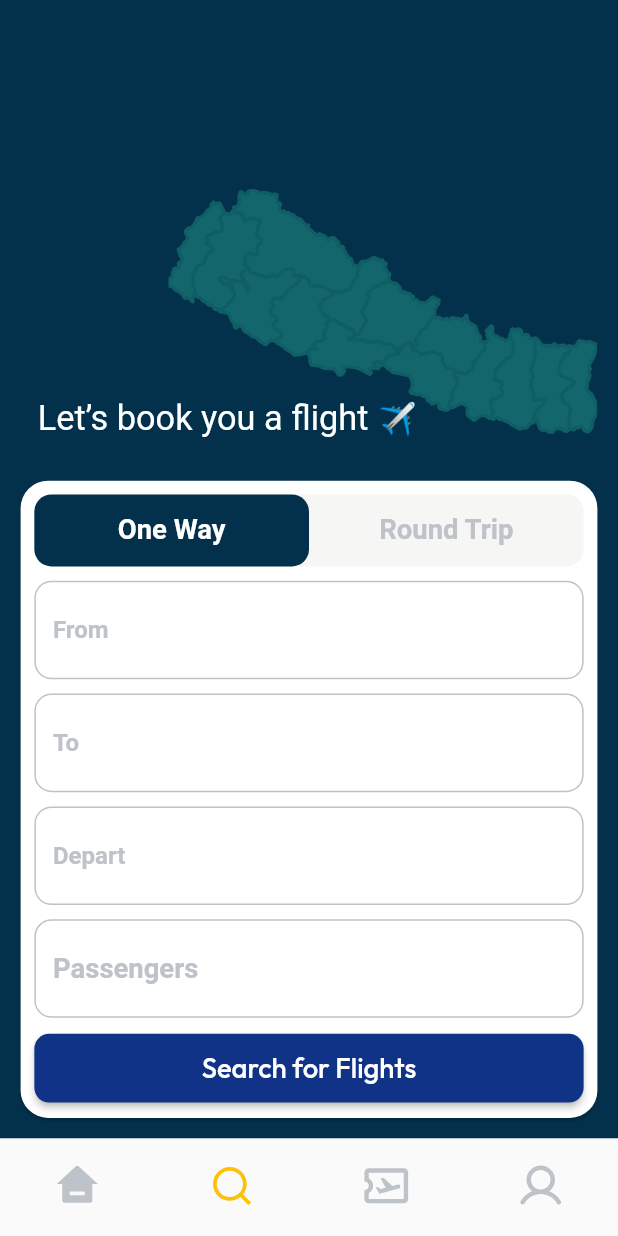
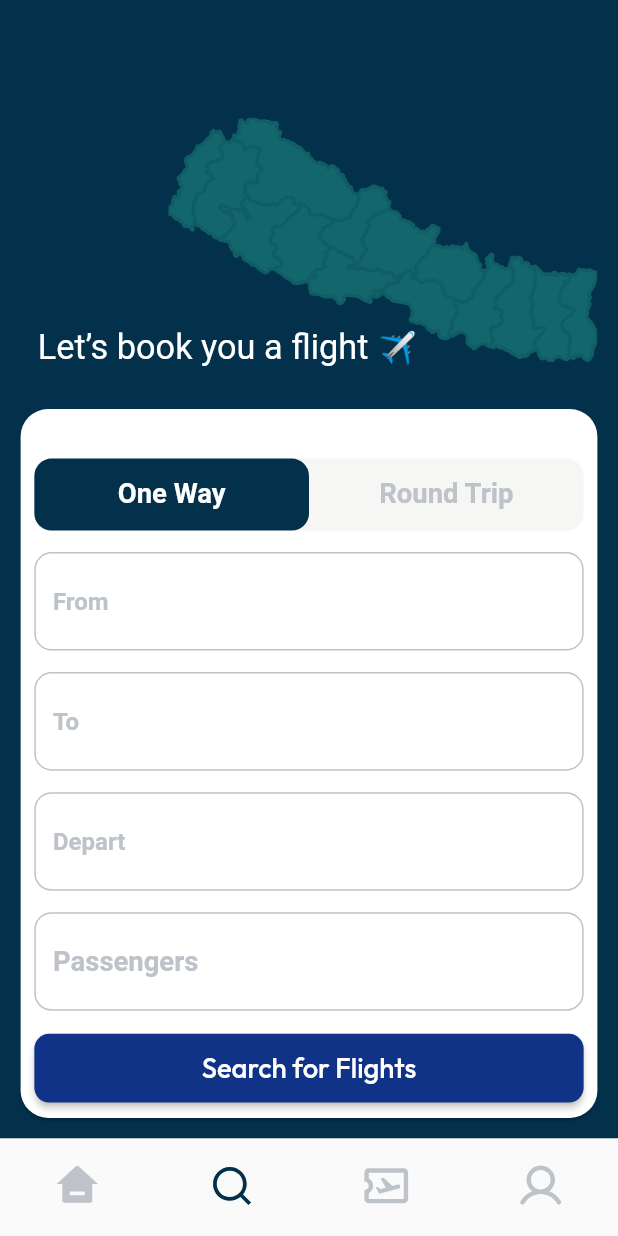
Before and after one commit to Ayushrestha05/flight_booking_flutter, a Flutter app: the BaseScreen screen opened by its route, swiped to page 2, on a phone screen of 412 x 824 dp. Run offline on Flutter 3.47's test engine with Material 2 defaults, Android fonts, the phone set to English and light mode, and no system bars; drawn by our look-alikes of dropdown_button2; our stand-ins replace cached_network_image, flutter_screenutil, flutter_svg, form_validator, get_it, google_fonts and 1 more; accounts and stored records are empty; network calls fail; Roboto replaces fonts that are missing (SFPro).

```diff
--- a/lib/screens/home/base_screen.dart
+++ b/lib/screens/home/base_screen.dart
@@ -1,5 +1,6 @@
 import 'package:flight_booking/core/constants/image_sources.dart';
 import 'package:flight_booking/core/routes/export_routes.dart';
+import 'package:flight_booking/screens/home/profile_screen/profile_screen.dart';
 import 'package:flight_booking/screens/home/search_screen/search_screen.dart';
 import 'package:flutter/material.dart';
 import 'package:flutter_svg/flutter_svg.dart';
@@ -20,7 +21,7 @@ class BaseScreen extends StatelessWidget {
           ExploreScreen(),
           SearchScreen(),
           MyTicketsScreen(),
-          Container(),
+          ProfileScreen(),
         ],
       )),
       bottomNavigationBar: ValueListenableBuilder<int>(
@@ -47,7 +48,7 @@ class BaseScreen extends StatelessWidget {
                         activeIcon: SvgPicture.asset(
                           e,
                           //TODO Change Color to Theme Color Later on
-                          color: Colors.amber,
+                          color: Color(0xFF03314B),
                         ),
                         label: "",
                       ))
--- a/lib/screens/home/search_screen/search_screen.dart
+++ b/lib/screens/home/search_screen/search_screen.dart
@@ -94,6 +94,9 @@ class _SearchScreenState extends State<SearchScreen>
               padding: EdgeInsets.all(8.w),
               child: Column(
                 children: [
+                  SizedBox(
+                    height: 20.h,
+                  ),
                   Container(
                     decoration: BoxDecoration(
                         color: Color(0xFFF6F6F4),
@@ -123,7 +126,7 @@ class _SearchScreenState extends State<SearchScreen>
                     ),
                   ),
                   SizedBox(
-                    height: 8.h,
+                    height: 12.h,
                   ),
                   locationDropdown(
                       airportList: airportList,
@@ -134,7 +137,7 @@ class _SearchScreenState extends State<SearchScreen>
                         setState(() {});
                       }),
                   SizedBox(
-                    height: 8.h,
+                    height: 12.h,
                   ),
                   locationDropdown(
                     airportList: airportList,
@@ -146,7 +149,7 @@ class _SearchScreenState extends State<SearchScreen>
                     },
                   ),
                   SizedBox(
-                    height: 8.h,
+                    height: 12.h,
                   ),
                   Row(
                     crossAxisAlignment: CrossAxisAlignment.center,
@@ -170,7 +173,7 @@ class _SearchScreenState extends State<SearchScreen>
                     ],
                   ),
                   SizedBox(
-                    height: 8.h,
+                    height: 12.h,
                   ),
                   //
                   InkWell(
@@ -210,7 +213,7 @@ class _SearchScreenState extends State<SearchScreen>
                     ),
                   ),
                   SizedBox(
-                    height: 8.h,
+                    height: 12.h,
                   ),
                   DefaultButton("Search for Flights", () {})
                 ],
@@ -349,12 +352,13 @@ class _SearchScreenState extends State<SearchScreen>
             )));
   }
 
-  DropdownButton2 locationDropdown(
+  Widget locationDropdown(
       {required List<DropdownMenuItem<dynamic>> airportList,
       required dynamic value,
       required String hint,
       required Function(dynamic)? onChanged}) {
-    return DropdownButton2(
+    return DropdownButtonHideUnderline(
+      child: DropdownButton2(
         items: airportList,
         value: value,
         customButton: Container(
@@ -390,6 +394,7 @@ class _SearchScreenState extends State<SearchScreen>
         ),
         buttonWidth: double.maxFinite,
         onChanged: onChanged,
+      ),
     );
   }
 }
```
Also changed, not shown: lib/screens/home/profile_screen/profile_screen.dart (added, +93 -0 lines). Lines whose indentation alone changed are shown as unchanged.
